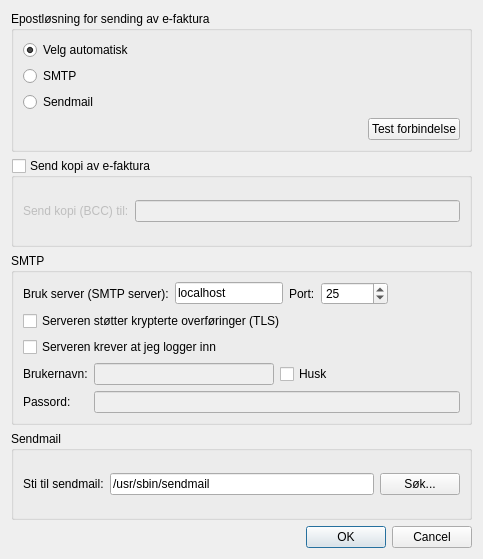
Qt form finfaktura/ui/epost.ui (kkoksvik/finfaktura) before a commit.
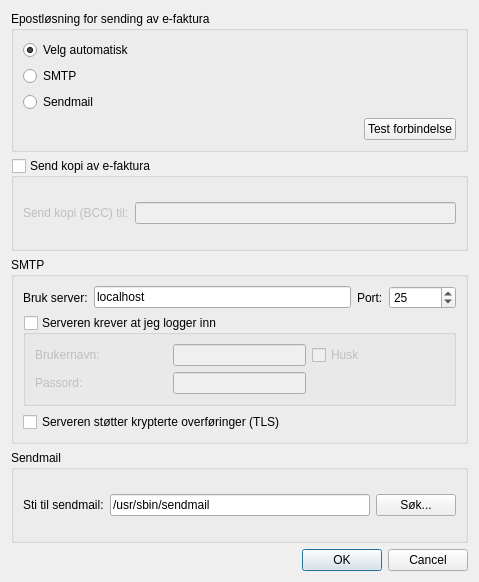
The same form after that commit. Custom widgets are drawn as their Qt base class.

Commit message: fjerner qt3-skorper

Patch:
```diff
--- a/finfaktura/ui/epost.ui
+++ b/finfaktura/ui/epost.ui
@@ -5,8 +5,8 @@
    <rect>
     <x>0</x>
     <y>0</y>
-    <width>483</width>
-    <height>559</height>
+    <width>479</width>
+    <height>582</height>
    </rect>
   </property>
   <property name="windowTitle" >
@@ -24,11 +24,11 @@
     </widget>
    </item>
    <item row="0" column="0" >
-    <widget class="Q3ButtonGroup" name="epostLosning" >
+    <widget class="QGroupBox" name="groupBox" >
      <property name="title" >
       <string>Epostløsning for sending av e-faktura</string>
      </property>
-     <layout class="QGridLayout" name="gridLayout" >
+     <layout class="QGridLayout" name="gridLayout_4" >
       <item row="0" column="0" colspan="2" >
        <layout class="QVBoxLayout" name="_4" >
         <item>
@@ -72,7 +72,7 @@
         </item>
        </layout>
       </item>
-      <item row="1" column="0" >
+      <item row="2" column="0" >
        <spacer name="horizontalSpacer" >
         <property name="orientation" >
          <enum>Qt::Horizontal</enum>
@@ -85,7 +85,7 @@
         </property>
        </spacer>
       </item>
-      <item row="1" column="1" >
+      <item row="2" column="1" >
        <widget class="QPushButton" name="epostLosningTest" >
         <property name="sizePolicy" >
          <sizepolicy vsizetype="Fixed" hsizetype="Fixed" >
@@ -102,20 +102,20 @@
     </widget>
    </item>
    <item row="1" column="0" >
-    <widget class="Q3GroupBox" name="epostSendkopi" >
+    <widget class="QGroupBox" name="sendKopi" >
      <property name="title" >
       <string>Send kopi av e-faktura</string>
      </property>
+     <property name="flat" >
+      <bool>false</bool>
+     </property>
      <property name="checkable" >
       <bool>true</bool>
      </property>
      <property name="checked" >
       <bool>false</bool>
      </property>
-     <layout class="QGridLayout" >
-      <item row="0" column="1" >
-       <widget class="QLineEdit" name="epostKopiadresse" />
-      </item>
+     <layout class="QGridLayout" name="gridLayout" >
       <item row="0" column="0" >
        <widget class="QLabel" name="textLabel2_6" >
         <property name="text" >
@@ -126,18 +126,18 @@
         </property>
        </widget>
       </item>
+      <item row="0" column="1" >
+       <widget class="QLineEdit" name="kopiAdresse" />
+      </item>
      </layout>
     </widget>
    </item>
    <item row="3" column="0" >
-    <widget class="Q3GroupBox" name="epostSeksjonSendmail" >
-     <property name="enabled" >
-      <bool>true</bool>
-     </property>
+    <widget class="QGroupBox" name="boxSendmail" >
      <property name="title" >
       <string>Sendmail</string>
      </property>
-     <layout class="QGridLayout" name="_2" >
+     <layout class="QGridLayout" name="gridLayout_5" >
       <item row="0" column="0" >
        <widget class="QLabel" name="textLabel5_4" >
         <property name="text" >
@@ -166,20 +166,17 @@
     </widget>
    </item>
    <item row="2" column="0" >
-    <widget class="Q3GroupBox" name="epostSeksjonSmtp" >
-     <property name="enabled" >
-      <bool>true</bool>
-     </property>
+    <widget class="QGroupBox" name="boxSMTP" >
      <property name="title" >
       <string>SMTP</string>
      </property>
-     <layout class="QGridLayout" name="gridLayout_2" >
+     <layout class="QGridLayout" name="gridLayout_6" >
       <item row="0" column="0" >
        <layout class="QHBoxLayout" name="horizontalLayout_2" >
         <item>
          <widget class="QLabel" name="textLabel1_12" >
           <property name="text" >
-           <string>Bruk server (SMTP server):</string>
+           <string>Bruk server:</string>
           </property>
           <property name="wordWrap" >
            <bool>false</bool>
@@ -228,26 +225,10 @@
           </property>
          </widget>
         </item>
-        <item>
-         <spacer name="spacer19" >
-          <property name="orientation" >
-           <enum>Qt::Horizontal</enum>
-          </property>
-          <property name="sizeType" >
-           <enum>QSizePolicy::Preferred</enum>
-          </property>
-          <property name="sizeHint" stdset="0" >
-           <size>
-            <width>341</width>
-            <height>20</height>
-           </size>
-          </property>
-         </spacer>
-        </item>
        </layout>
       </item>
-      <item row="1" column="0" >
-       <widget class="QCheckBox" name="epostSmtpTLS" >
+      <item row="2" column="0" >
+       <widget class="QCheckBox" name="smtpTLS" >
         <property name="enabled" >
          <bool>true</bool>
         </property>
@@ -256,18 +237,21 @@
         </property>
        </widget>
       </item>
-      <item row="2" column="0" >
-       <widget class="QCheckBox" name="epostSmtpAuth" >
-        <property name="enabled" >
-         <bool>true</bool>
-        </property>
-        <property name="text" >
+      <item row="1" column="0" >
+       <widget class="QGroupBox" name="smtpAuth" >
+        <property name="title" >
          <string>Serveren krever at jeg logger inn</string>
         </property>
-       </widget>
-      </item>
-      <item row="3" column="0" >
-       <layout class="QFormLayout" name="formLayout" >
+        <property name="flat" >
+         <bool>true</bool>
+        </property>
+        <property name="checkable" >
+         <bool>true</bool>
+        </property>
+        <property name="checked" >
+         <bool>false</bool>
+        </property>
+        <layout class="QGridLayout" name="gridLayout_7" >
         <item row="0" column="0" >
          <widget class="QLabel" name="textLabel3_4" >
           <property name="text" >
@@ -279,9 +263,7 @@
          </widget>
         </item>
         <item row="0" column="1" >
-         <layout class="QHBoxLayout" name="horizontalLayout" >
-          <item>
-           <widget class="QLineEdit" name="epostSmtpBrukernavn" >
+          <widget class="QLineEdit" name="smtpBrukernavn" >
             <property name="enabled" >
              <bool>false</bool>
             </property>
@@ -293,15 +275,13 @@
             </property>
            </widget>
           </item>
-          <item>
-           <widget class="QCheckBox" name="epostSmtpHuskEpost" >
+         <item row="0" column="2" >
+          <widget class="QCheckBox" name="smtpHuskEpost" >
             <property name="text" >
              <string>Husk</string>
             </property>
            </widget>
           </item>
-         </layout>
-        </item>
         <item row="1" column="0" >
          <widget class="QLabel" name="textLabel3_4_2" >
           <property name="text" >
@@ -313,7 +293,7 @@
          </widget>
         </item>
         <item row="1" column="1" >
-         <widget class="QLineEdit" name="epostSmtpPassord" >
+          <widget class="QLineEdit" name="smtpPassord" >
           <property name="enabled" >
            <bool>false</bool>
           </property>
@@ -329,26 +309,31 @@
          </widget>
         </item>
        </layout>
+       </widget>
       </item>
      </layout>
     </widget>
    </item>
   </layout>
  </widget>
- <customwidgets>
-  <customwidget>
-   <class>Q3GroupBox</class>
-   <extends>QGroupBox</extends>
-   <header>Qt3Support/Q3GroupBox</header>
-   <container>1</container>
-  </customwidget>
-  <customwidget>
-   <class>Q3ButtonGroup</class>
-   <extends>Q3GroupBox</extends>
-   <header>Qt3Support/Q3ButtonGroup</header>
-   <container>1</container>
-  </customwidget>
- </customwidgets>
+ <tabstops>
+  <tabstop>epostLosningAuto</tabstop>
+  <tabstop>epostLosningSmtp</tabstop>
+  <tabstop>epostLosningSendmail</tabstop>
+  <tabstop>epostLosningTest</tabstop>
+  <tabstop>sendKopi</tabstop>
+  <tabstop>kopiAdresse</tabstop>
+  <tabstop>smtpServer</tabstop>
+  <tabstop>smtpPort</tabstop>
+  <tabstop>smtpAuth</tabstop>
+  <tabstop>smtpBrukernavn</tabstop>
+  <tabstop>smtpHuskEpost</tabstop>
+  <tabstop>smtpPassord</tabstop>
+  <tabstop>smtpTLS</tabstop>
+  <tabstop>sendmailSti</tabstop>
+  <tabstop>sendmailSok</tabstop>
+  <tabstop>buttonBox</tabstop>
+ </tabstops>
  <resources/>
  <connections>
   <connection>
```
Left out of the diff: 37 changed lines with no effect on the pictures. Lines whose indentation alone changed are shown as unchanged.
